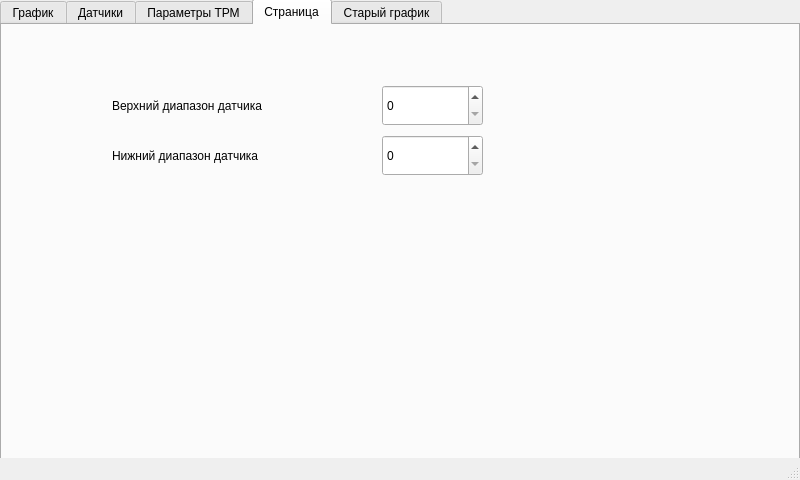
Qt form src/dissertation_gui/main_window.ui (Marik28/dissertation) before a commit.
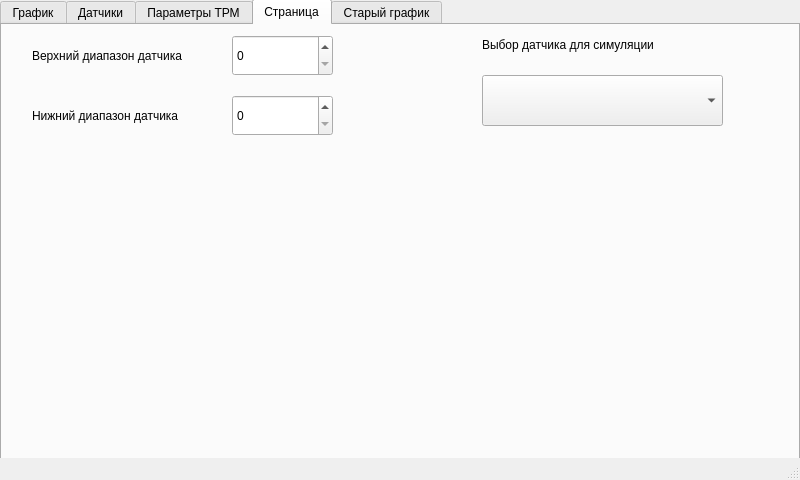
The same form after that commit. The open tabs and pages were chosen to show the change. Custom widgets are drawn as their Qt base class.

```diff
--- a/src/dissertation_gui/main_window.ui
+++ b/src/dissertation_gui/main_window.ui
@@ -352,8 +352,8 @@
      <widget class="QLabel" name="label_8">
       <property name="geometry">
        <rect>
-        <x>110</x>
-        <y>70</y>
+        <x>30</x>
+        <y>20</y>
         <width>201</width>
         <height>21</height>
        </rect>
@@ -365,8 +365,8 @@
      <widget class="QLabel" name="label_9">
       <property name="geometry">
        <rect>
-        <x>110</x>
-        <y>120</y>
+        <x>30</x>
+        <y>80</y>
         <width>201</width>
         <height>21</height>
        </rect>
@@ -378,8 +378,8 @@
      <widget class="QSpinBox" name="uas_min_temp">
       <property name="geometry">
        <rect>
-        <x>380</x>
-        <y>110</y>
+        <x>230</x>
+        <y>70</y>
         <width>101</width>
         <height>41</height>
        </rect>
@@ -388,13 +388,36 @@
      <widget class="QSpinBox" name="uas_max_temp">
       <property name="geometry">
        <rect>
-        <x>380</x>
-        <y>60</y>
+        <x>230</x>
+        <y>10</y>
         <width>101</width>
         <height>41</height>
        </rect>
       </property>
      </widget>
+     <widget class="SensorsComboBox" name="sensors_combo_box_2">
+      <property name="geometry">
+       <rect>
+        <x>480</x>
+        <y>50</y>
+        <width>241</width>
+        <height>51</height>
+       </rect>
+      </property>
+     </widget>
+     <widget class="QLabel" name="label_6">
+      <property name="geometry">
+       <rect>
+        <x>480</x>
+        <y>10</y>
+        <width>241</width>
+        <height>20</height>
+       </rect>
+      </property>
+      <property name="text">
+       <string>Выбор датчика для симуляции</string>
+      </property>
+     </widget>
     </widget>
     <widget class="QWidget" name="tab_3">
      <attribute name="title">
```
Left out of the diff: 2 changed lines with no effect on the pictures.
